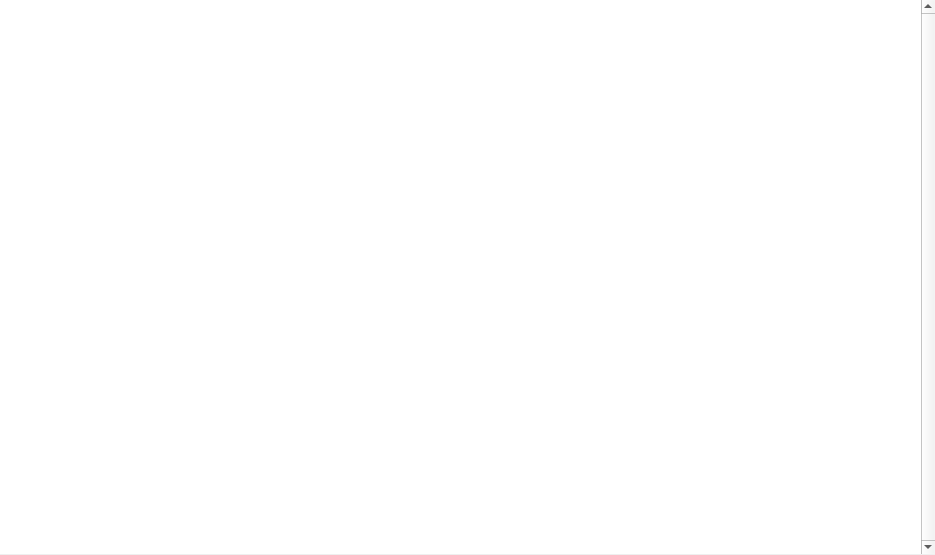
This is code/mirror/fight_map.ui in simon0xia/mirror as Qt 5 draws it before an edit. The edited form follows.
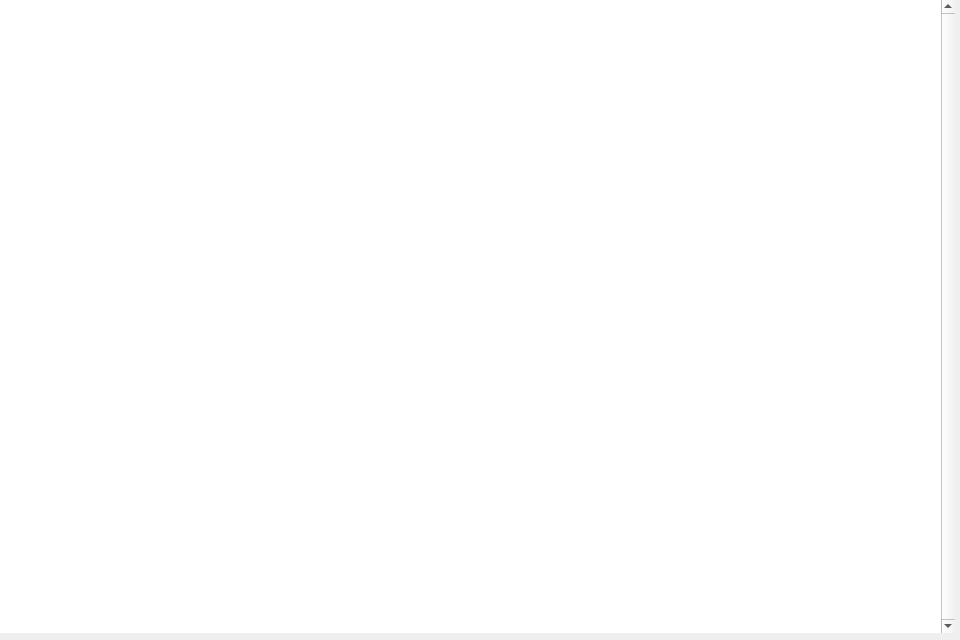
This is the edited form.

```diff
--- a/code/mirror/fight_map.ui
+++ b/code/mirror/fight_map.ui
@@ -6,8 +6,8 @@
    <rect>
     <x>0</x>
     <y>0</y>
-    <width>935</width>
-    <height>555</height>
+    <width>960</width>
+    <height>640</height>
    </rect>
   </property>
   <property name="windowTitle">
@@ -18,8 +18,8 @@
     <rect>
      <x>0</x>
      <y>0</y>
-     <width>935</width>
-     <height>554</height>
+     <width>955</width>
+     <height>633</height>
     </rect>
    </property>
    <property name="frameShape">
```
